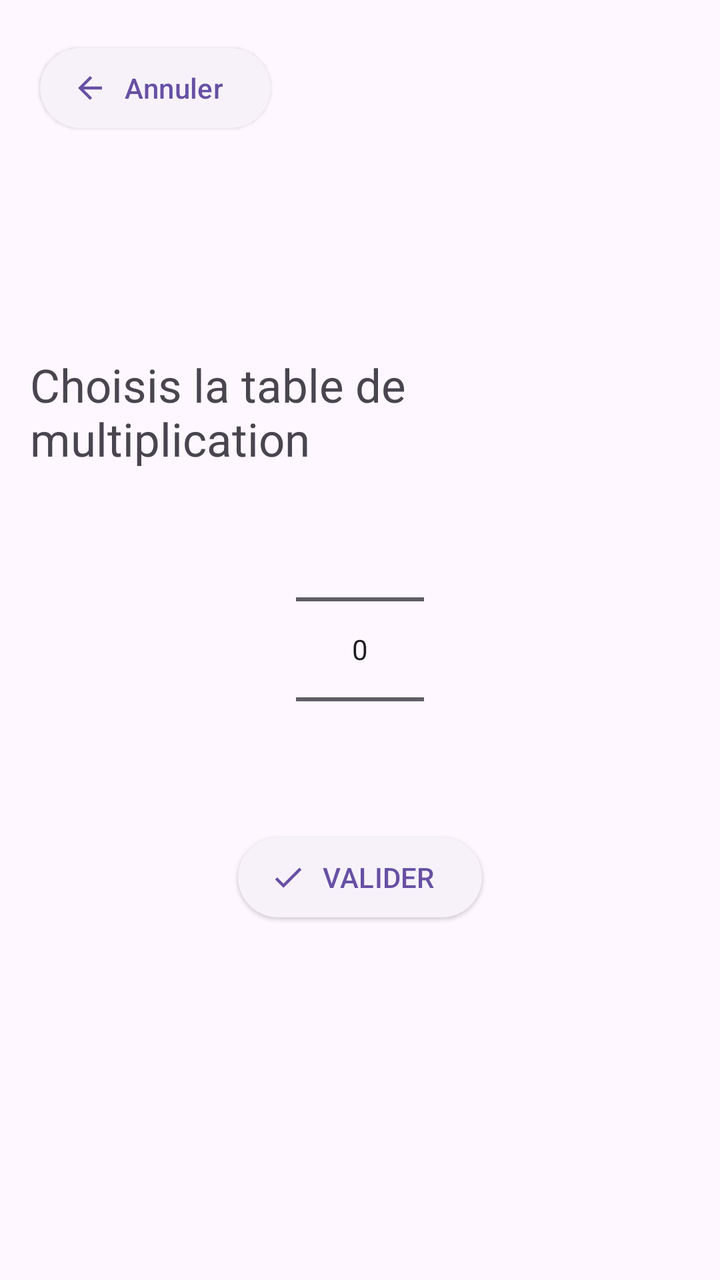
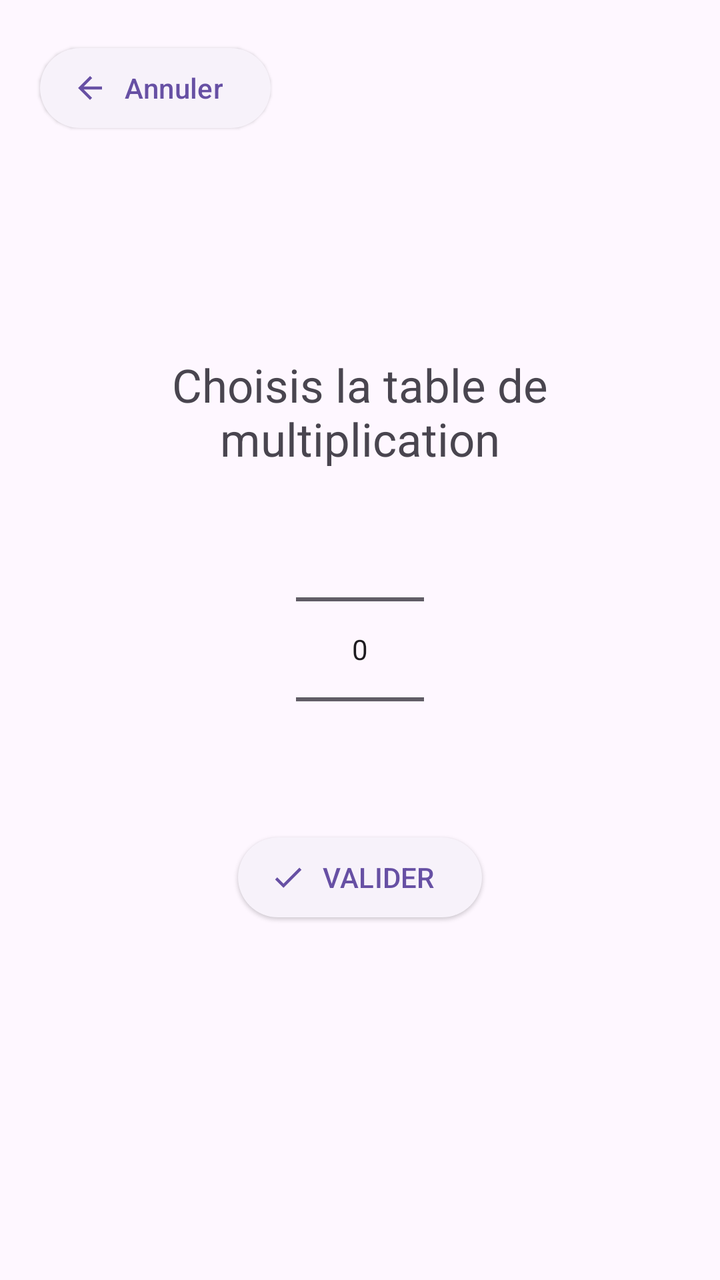

Compare the two renders of this Android layout. The source of the first and the diff that turns it into the second are given below.
<!-- AndroidManifest.xml: application theme Theme.MiniProjet -->
<!-- res/layout/activity_table_de_multiplication.xml -->
<?xml version="1.0" encoding="utf-8"?>
<RelativeLayout xmlns:android="http://schemas.android.com/apk/res/android"
    xmlns:app="http://schemas.android.com/apk/res-auto"
    xmlns:tools="http://schemas.android.com/tools"
    android:layout_width="match_parent"
    android:layout_height="match_parent"
    tools:context=".TableDeMultiplicationActivity">

    <Button
        style="@style/Widget.Material3.Button.ElevatedButton.Icon"
        android:layout_width="wrap_content"
        android:layout_height="wrap_content"
        android:text="@string/Creation_button_text_retour"
        android:id="@+id/Table_mult_button_retour"
        android:layout_margin="20dp"
        app:icon="@drawable/baseline_arrow_back_24"
        />

    <LinearLayout
        android:layout_width="wrap_content"
        android:layout_height="wrap_content"
        android:gravity="center"
        android:padding="15dp"
        android:orientation="vertical"
        android:layout_centerInParent="true">

        <TextView
            android:layout_width="wrap_content"
            android:layout_height="wrap_content"
            android:text="@string/tableText"
            android:textSize="23dp"/>

        <NumberPicker
            android:id="@+id/Table_mult_nbPicker"
            android:layout_width="wrap_content"
            android:layout_height="wrap_content"/>

        <Button
            style="@style/Widget.Material3.Button.ElevatedButton.Icon"
            android:id="@+id/Table_mult_btnTable"
            android:layout_width="wrap_content"
            android:layout_height="wrap_content"
            android:text="@string/buttonTableValider"
            app:icon="@drawable/baseline_check_24"
            />

    </LinearLayout>

</RelativeLayout>
<!-- resources referenced by this layout -->
<resources>
  <!-- drawable baseline_arrow_back_24 (drawable) -->
  <vector xmlns:android="http://schemas.android.com/apk/res/android" android:autoMirrored="true" android:height="24dp" android:tint="#000000" android:viewportHeight="24" android:viewportWidth="24" android:width="24dp">
        
      <path android:fillColor="@android:color/white" android:pathData="M20,11H7.83l5.59,-5.59L12,4l-8,8 8,8 1.41,-1.41L7.83,13H20v-2z"/>
      
  </vector>
  <!-- drawable baseline_check_24 (drawable) -->
  <vector xmlns:android="http://schemas.android.com/apk/res/android" android:height="24dp" android:tint="#000000" android:viewportHeight="24" android:viewportWidth="24" android:width="24dp">
        
      <path android:fillColor="@android:color/white" android:pathData="M9,16.17L4.83,12l-1.42,1.41L9,19 21,7l-1.41,-1.41z"/>
      
  </vector>
  <string name="Creation_button_text_retour">Annuler</string>
  <string name="buttonTableValider">VALIDER</string>
  <string name="tableText">Choisis la table de multiplication</string>
  <style name="Theme.MiniProjet" parent="Base.Theme.MiniProjet" />
  <style name="Base.Theme.MiniProjet" parent="Theme.Material3.DayNight.NoActionBar">
          
          
      </style>
</resources>

<!-- the commit's change to res/layout/activity_table_de_multiplication.xml (unified diff, before → after) -->
@@ -28,7 +28,8 @@
             android:layout_width="wrap_content"
             android:layout_height="wrap_content"
             android:text="@string/tableText"
-            android:textSize="23dp"/>
+            android:textSize="23sp"
+            android:textAlignment="center"/>
 
         <NumberPicker
             android:id="@+id/Table_mult_nbPicker"
